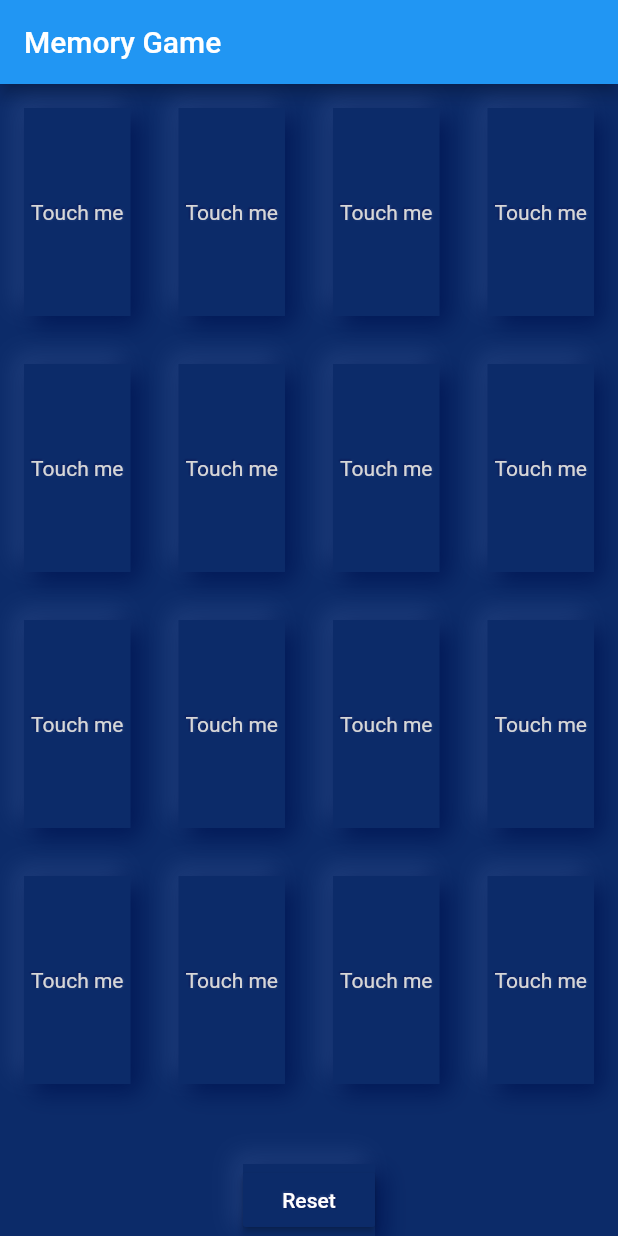
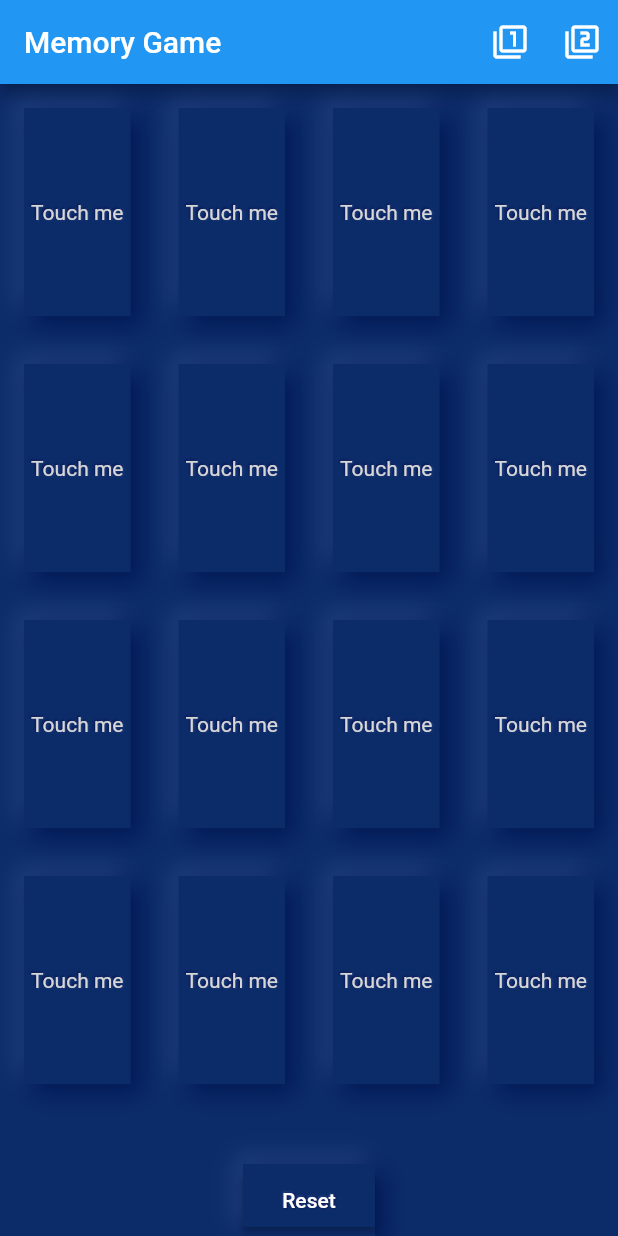
Before and after one commit to Eduard-Dumitrescu/MemoryGame, a Flutter app: the screen it shows after launch, on a phone screen of 412 x 824 dp. Run offline on Flutter 3.47's test engine with Material 2 defaults, Android fonts, the phone set to English and light mode, and no system bars; drawn by our look-alikes of clay_containers, flip_card; our stand-ins replace flutter_svg; missing offline and left inert: flutter_device_type.

Commit message:
2 and 4 player screen(not mode yet)

```diff
--- a/lib/home_page.dart
+++ b/lib/home_page.dart
@@ -3,10 +3,19 @@ import 'dart:math';
 
 import 'package:clay_containers/clay_containers.dart';
 import 'package:flip_card/flip_card.dart';
+import 'package:flutter/cupertino.dart';
 import 'package:flutter/material.dart';
 import 'package:flutter/rendering.dart';
+import 'package:flutter/services.dart';
+import 'package:flutter_device_type/flutter_device_type.dart';
 import 'package:flutter_svg/flutter_svg.dart';
 import 'package:memory_game/icon_assets.dart';
+
+enum PlayerMode {
+  SinglePlayer,
+  TwoPlayers,
+  FourPlayers,
+}
 
 class MyHomePage extends StatefulWidget {
   final String title;
@@ -18,6 +27,8 @@ class MyHomePage extends StatefulWidget {
 }
 
 class _MyHomePageState extends State<MyHomePage> {
+  PlayerMode _playerMode = PlayerMode.SinglePlayer;
+
   @override
   Widget build(BuildContext context) {
     final double width = MediaQuery.of(context).size.width;
@@ -26,12 +37,136 @@ class _MyHomePageState extends State<MyHomePage> {
     return Scaffold(
         appBar: AppBar(
           title: Text(widget.title),
+          actions: <Widget>[
+            IconButton(
+              icon: Icon(
+                Icons.filter_1,
+                color: Colors.white,
+              ),
+              onPressed: () {
+                setState(() {
+                  _playerMode = PlayerMode.SinglePlayer;
+                  SystemChrome.setPreferredOrientations([
+                    DeviceOrientation.landscapeRight,
+                    DeviceOrientation.landscapeLeft,
+                    DeviceOrientation.portraitUp,
+                    DeviceOrientation.portraitDown,
+                  ]);
+                });
+              },
+            ),
+            IconButton(
+              icon: Icon(
+                Icons.filter_2,
+                color: Colors.white,
+              ),
+              onPressed: () {
+                setState(() {
+                  _playerMode = PlayerMode.TwoPlayers;
+                  SystemChrome.setPreferredOrientations([
+                    DeviceOrientation.landscapeRight,
+                    DeviceOrientation.landscapeLeft,
+                    DeviceOrientation.portraitUp,
+                    DeviceOrientation.portraitDown,
+                  ]);
+                });
+              },
+            ),
+            Device.get().isTablet &&
+                    MediaQuery.of(context).orientation == Orientation.landscape
+                ? IconButton(
+                    icon: Icon(
+                      Icons.filter_4,
+                      color: Colors.white,
+                    ),
+                    onPressed: () {
+                      setState(() {
+                        _playerMode = PlayerMode.FourPlayers;
+                        SystemChrome.setPreferredOrientations([
+                          DeviceOrientation.landscapeRight,
+                          DeviceOrientation.landscapeLeft,
+                        ]);
+                      });
+                    },
+                  )
+                : Container(),
+          ],
         ),
         body: Container(
           width: width,
           height: height,
-          child: GameScreen(width, height, Color(0xff0c2b69)),
+          child: _mainPage(),
         ));
+  }
+
+  Widget _mainPage() {
+    final Orientation orientation = MediaQuery.of(context).orientation;
+
+    switch (_playerMode) {
+      case PlayerMode.SinglePlayer:
+        return GameScreen(0, 0, Color(0xff0c2b69));
+      case PlayerMode.TwoPlayers:
+        return orientation == Orientation.portrait
+            ? Column(
+                mainAxisAlignment: MainAxisAlignment.spaceBetween,
+                crossAxisAlignment: CrossAxisAlignment.center,
+                children: <Widget>[
+                  Expanded(
+                      flex: 1,
+                      child: Transform.rotate(
+                          angle: pi,
+                          child: GameScreen(0, 0, Color(0xff0c2b69)))),
+                  Expanded(flex: 1, child: GameScreen(0, 0, Color(0xff0c2b69))),
+                ],
+              )
+            : Row(
+                mainAxisAlignment: MainAxisAlignment.spaceBetween,
+                crossAxisAlignment: CrossAxisAlignment.center,
+                children: <Widget>[
+                  Expanded(flex: 1, child: GameScreen(0, 0, Color(0xff0c2b69))),
+                  Expanded(
+                      flex: 1,
+                      child: GameScreen(0, 0, Colors.deepPurpleAccent)),
+                ],
+              );
+      case PlayerMode.FourPlayers:
+        return Column(
+          mainAxisAlignment: MainAxisAlignment.spaceBetween,
+          crossAxisAlignment: CrossAxisAlignment.center,
+          children: <Widget>[
+            Expanded(
+              flex: 1,
+              child: Row(
+                mainAxisAlignment: MainAxisAlignment.spaceBetween,
+                crossAxisAlignment: CrossAxisAlignment.center,
+                children: <Widget>[
+                  Expanded(
+                      flex: 1,
+                      child: Transform.rotate(
+                          angle: pi,
+                          child: GameScreen(0, 0, Color(0xff0c2b69)))),
+                  Expanded(
+                      flex: 1,
+                      child: Transform.rotate(
+                          angle: pi,
+                          child: GameScreen(0, 0, Colors.deepPurpleAccent))),
+                ],
+              ),
+            ),
+            Expanded(
+              flex: 1,
+              child: Row(
+                mainAxisAlignment: MainAxisAlignment.spaceBetween,
+                crossAxisAlignment: CrossAxisAlignment.center,
+                children: <Widget>[
+                  Expanded(flex: 1, child: GameScreen(0, 0, Colors.pink)),
+                  Expanded(flex: 1, child: GameScreen(0, 0, Colors.green)),
+                ],
+              ),
+            ),
+          ],
+        );
+    }
   }
 }
 
@@ -77,8 +212,8 @@ class _GameScreenState extends State<GameScreen> {
   @override
   Widget build(BuildContext context) {
     return Container(
-      width: widget.width,
-      height: widget.height,
+//      width: widget.width,
+//      height: widget.height,
       color: widget.mainColor,
       child: Column(
         mainAxisAlignment: MainAxisAlignment.spaceBetween,
```
